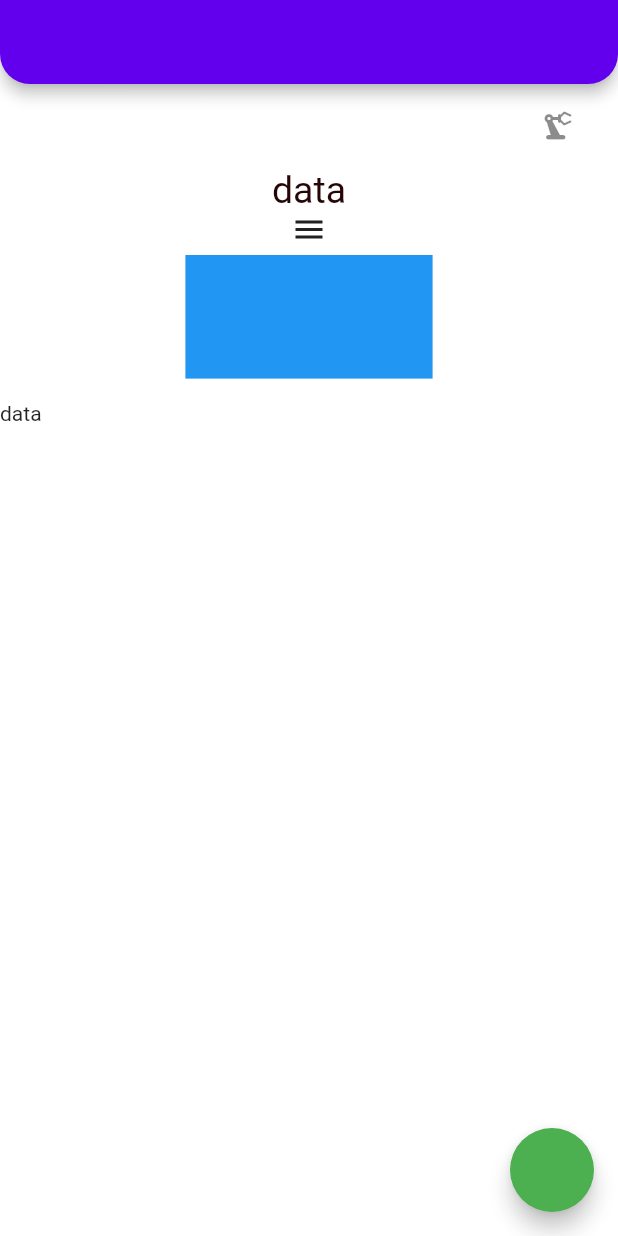
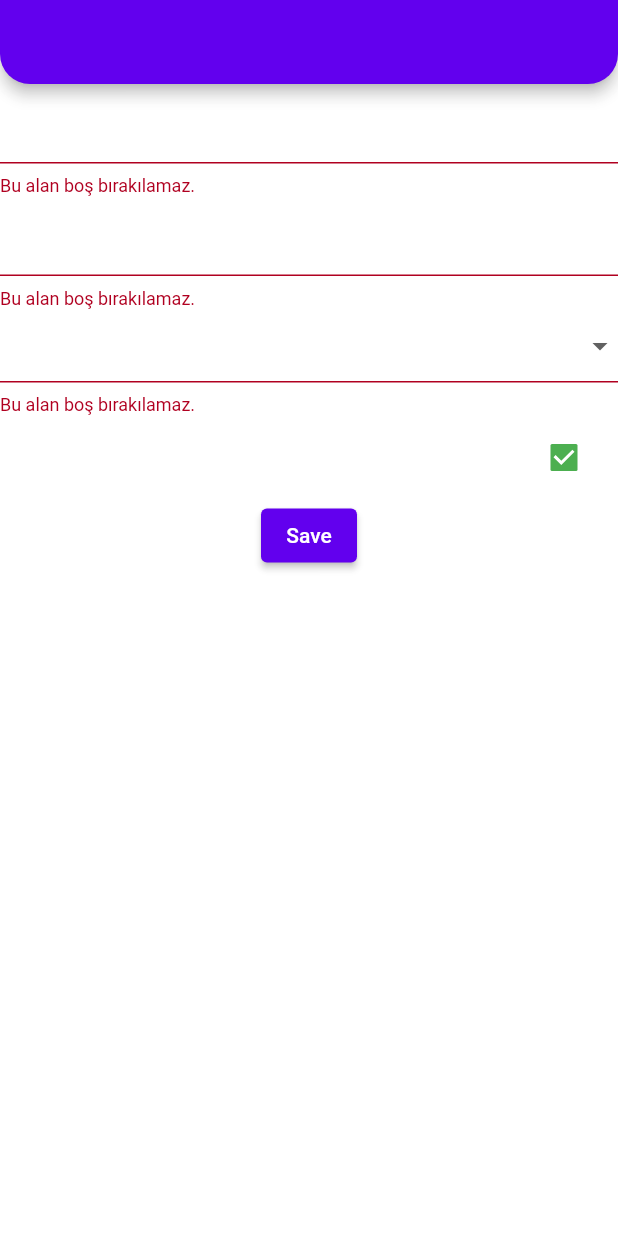
Before and after one commit to berkcangumusisik/100daysOfFlutter, a Flutter app: the screen it shows after launch, on a phone screen of 412 x 824 dp. Run offline on Flutter 3.47's test engine with Material 2 defaults, Android fonts, the phone set to English and light mode, and no system bars; our stand-ins replace dio, flutter_spinkit.

Commit message:
39. Gün Çalışmaları eklendi.

```diff
--- /dev/null
+++ b/flutter_full_learn/lib/202/custom_exception.dart
@@ -0,0 +1,6 @@
+class FileDownloadException implements Exception{
+  @override
+  String toString() {
+    return "File download has failed.";
+  }
+}
--- /dev/null
+++ b/flutter_full_learn/lib/202/form_learn_view.dart
@@ -0,0 +1,64 @@
+import 'package:flutter/material.dart';
+
+class FormLearnView extends StatefulWidget {
+  const FormLearnView({Key? key}) : super(key: key);
+
+  @override
+  State<FormLearnView> createState() => _FormLearnViewState();
+}
+
+class _FormLearnViewState extends State<FormLearnView> {
+  final GlobalKey<FormState> _key = GlobalKey();
+
+  @override
+  Widget build(BuildContext context) {
+    return Scaffold(
+      appBar: AppBar(),
+      body: Form(
+        key: _key,
+        autovalidateMode: AutovalidateMode.always,
+        onChanged: () {},
+        child: Column(
+          children: [
+            TextFormField(validator: FormFieldValidator().isNotEmpty),
+            TextFormField(validator: FormFieldValidator().isNotEmpty),
+            DropdownButtonFormField<String>(
+                validator: FormFieldValidator().isNotEmpty,
+                items: const [
+                  DropdownMenuItem(child: Text('a'), value: 'v'),
+                  DropdownMenuItem(child: Text('a'), value: 'v2'),
+                  DropdownMenuItem(child: Text('a'), value: 'v3'),
+                ],
+                onChanged: (value) {}),
+            CheckboxListTile(value: true, onChanged: (value) {}),
+            ElevatedButton(
+                onPressed: () {
+                  if (_key.currentState?.validate() ?? false) {
+                    print('okey');
+                  }
+                },
+                child: const Text('Save'))
+          ],
+        ),
+      ),
+    );
+  }
+}
+
+class FormFieldValidator {
+  String? isNotEmpty(String? data) {
+    return (data?.isNotEmpty ?? false) ? null : ValidatorMessage._notEmpty;
+  }
+}
+
+class ValidatorMessage {
+  static const String _notEmpty = 'Bu alan boş bırakılamaz.';
+}
+
+
+/**
+ * Form widget'ı ile bir form oluşturabiliriz.
+ * key: Form widget'ının key'i. GlobalKey ise formun global key'i. Formun durumunu kontrol etmek için kullanılır.
+ * autovalidateMode: Formun otomatik olarak doğrulanmasını sağlar.
+ * DropdownButtonFormField: Bir dropdown button'ıdır. FormField widget'ıdır. Form widget'ı içerisinde kullanılabilir.
+ */
--- a/flutter_full_learn/lib/main.dart
+++ b/flutter_full_learn/lib/main.dart
@@ -1,5 +1,5 @@
 import 'package:flutter/material.dart';
-import 'package:flutter_full_learn/202/animated_learn.dart';
+import 'package:flutter_full_learn/202/form_learn_view.dart';
 import 'package:flutter_full_learn/202/theme/light_thema.dart';
 
 void main() {
@@ -28,7 +28,7 @@ class MyApp extends StatelessWidget {
       //     elevation: 0,
       //   ),
       // ),
-      home: AnimatedLearnView(),
+      home: FormLearnView(),
       debugShowCheckedModeBanner: false,
     );
   }
```
Also changed, not shown: flutter_full_learn/lib/202/oop_learn.dart (added, +59 -0 lines), flutter_full_learn/lib/202/oop_learn_view.dart (added, +36 -0 lines), flutter_full_learn/lib/202/state_manage/state_learn_view_model.dart (added, +24 -0 lines), flutter_full_learn/lib/202/state_manage/state_manage_learn_view.dart (added, +26 -0 lines), 1 other file.
